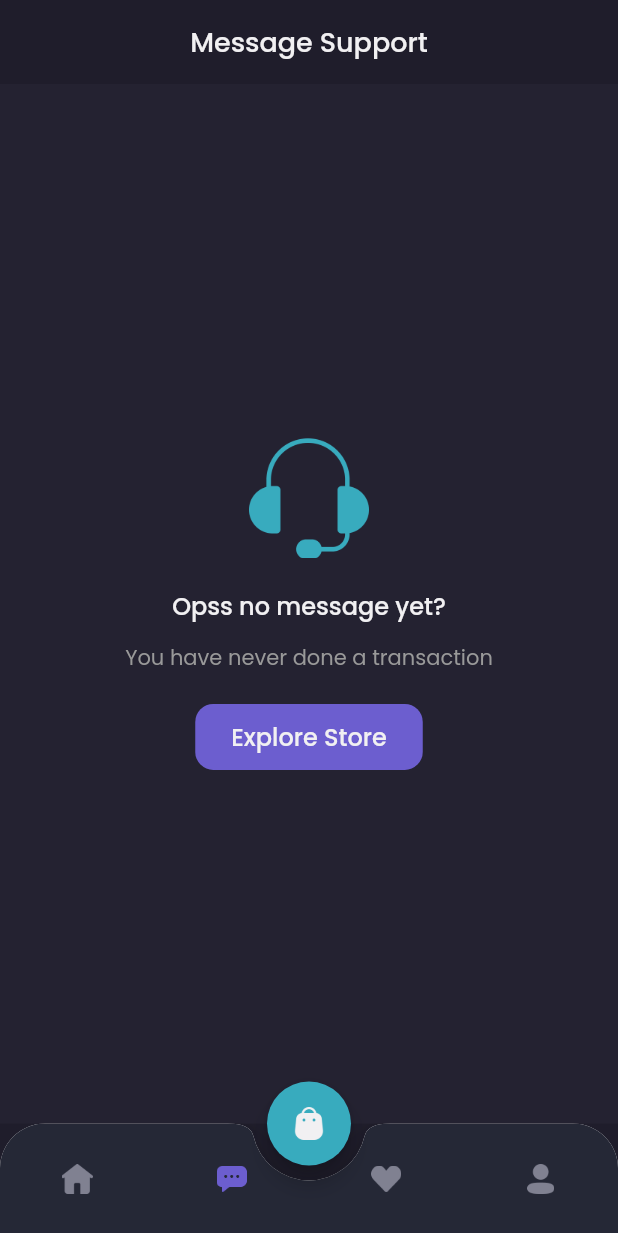
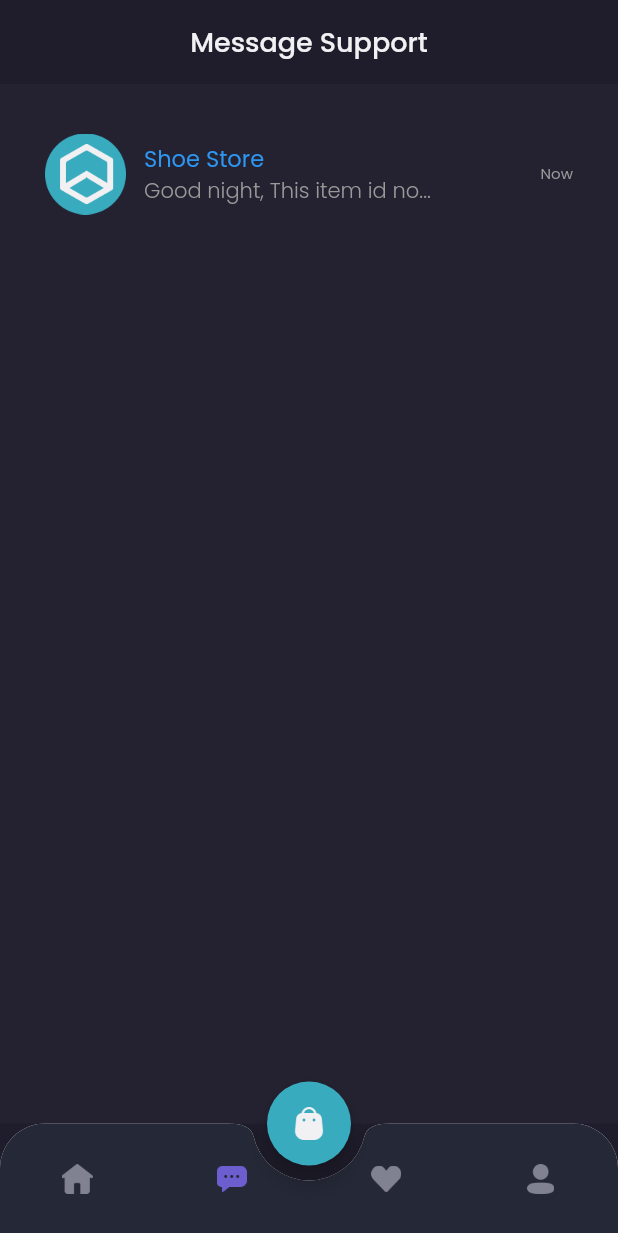
Before and after one commit to jeffriagustiar/fe_shamo, a Flutter app: the MainPage screen opened by its route, item 2 of the bottom bar chosen, on a phone screen of 412 x 824 dp. Shown: the top 1233 px of the screen. Run offline on Flutter 3.47's test engine with Material 2 defaults, Android fonts, the phone set to English and light mode, and no system bars; our stand-ins replace google_fonts.

Commit message:
18 Chat Page Content UI

```diff
--- a/lib/pages/home/chat_page.dart
+++ b/lib/pages/home/chat_page.dart
@@ -1,5 +1,6 @@
 import 'package:flutter/material.dart';
 import 'package:shamo/theme.dart';
+import 'package:shamo/widgets/chat_tile.dart';
 
 class ChatPage extends StatelessWidget {
   const ChatPage({Key? key}) : super(key: key);
@@ -23,7 +24,7 @@ class ChatPage extends StatelessWidget {
       );
     }
 
-    Widget content(){
+    Widget emtyChat(){
       return Expanded(
         child: Container(
           width: double.infinity,
@@ -81,6 +82,23 @@ class ChatPage extends StatelessWidget {
       );
     }
 
+    Widget content(){
+      return Expanded(
+        child: Container(
+          width: double.infinity,
+          color: backgroundColor3,
+          child: ListView(
+            padding: EdgeInsets.symmetric(
+              horizontal: defaultMargin
+            ),
+            children: [
+              ChatTile()
+            ],
+          )
+        )
+      );
+    }
+
     return Column(
       children: [
         header(),
--- /dev/null
+++ b/lib/widgets/chat_tile.dart
@@ -0,0 +1,56 @@
+import 'package:flutter/material.dart';
+import 'package:shamo/theme.dart';
+
+class ChatTile extends StatelessWidget {
+  const ChatTile({Key? key}) : super(key: key);
+
+  @override
+  Widget build(BuildContext context) {
+    return Container(
+      margin: EdgeInsets.only(top: 33),
+      child: Column(
+        children: [
+
+          Row(
+            children: [
+              Image.asset(
+                'assets/Logo_Shop_Picture.png',
+                width: 54,
+              ),
+              SizedBox(width: 12,),
+
+              Expanded(
+                child: Column(
+                  crossAxisAlignment: CrossAxisAlignment.start,
+                  children: [
+                    Text(
+                      'Shoe Store',
+                      style: priceTextStyle.copyWith(
+                        fontSize: 15
+                        ),
+                    ),
+                    Text(
+                      'Good night, This item id no...',
+                      style: secondTextStyle.copyWith(
+                        fontSize: 14,
+                        fontWeight: light
+                      ),
+                      overflow: TextOverflow.ellipsis,
+                    )
+                  ],
+                ),
+              ),
+              Text(
+                'Now',
+                style: secondTextStyle.copyWith(
+                  fontSize: 10
+                ),
+              )
+            ],
+          ),
+          SizedBox(height: 12,),
+        ],
+      ),
+    );
+  }
+}
```
Also changed, not shown: assets/Logo_Shop_Picture.png (added).
